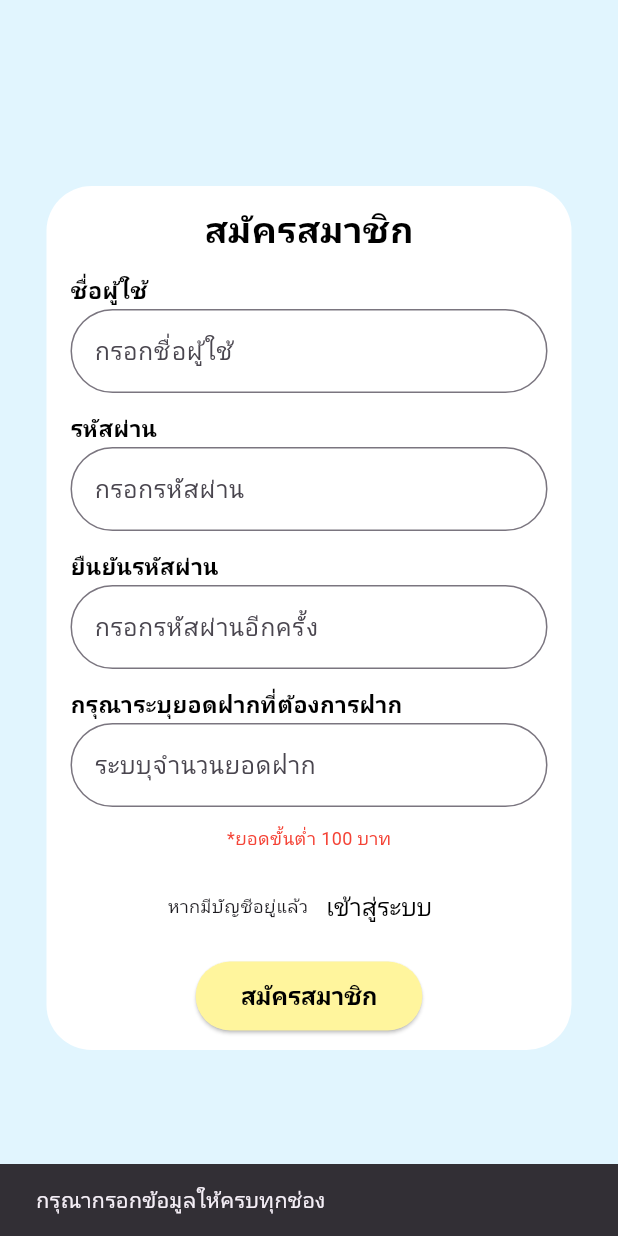
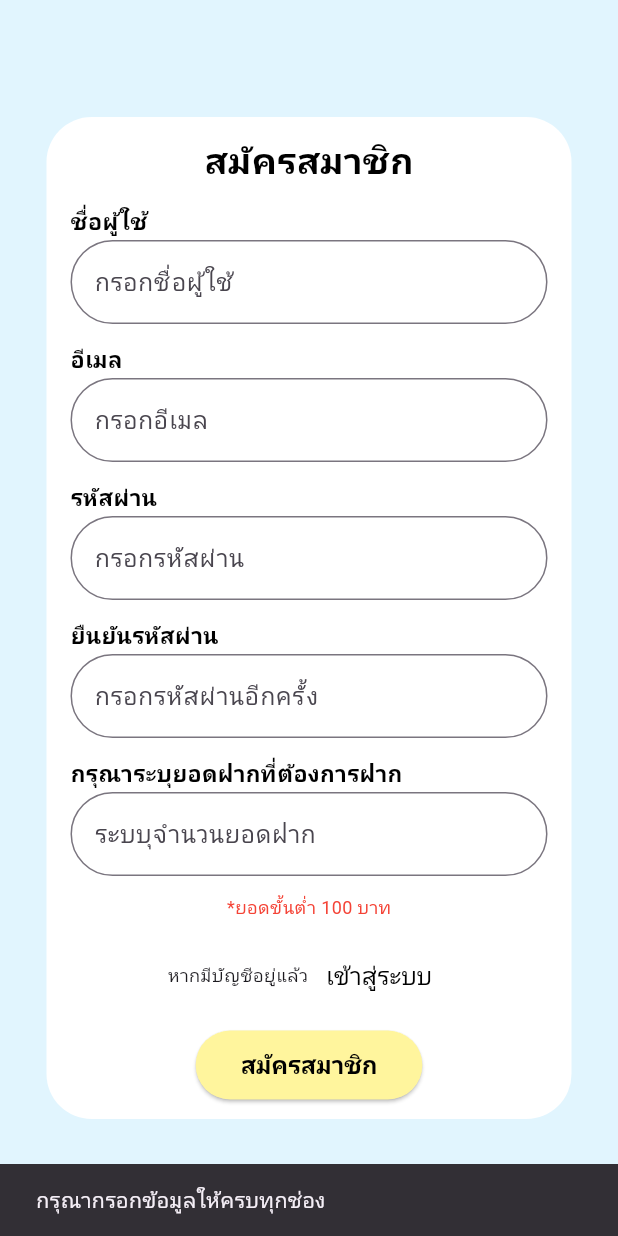
Before and after one commit to prim1112/Lotto_App, a Flutter app: the RegisterPage screen opened directly, after a tap on "สมัครสมาชิก", on a phone screen of 412 x 824 dp. Run offline on Flutter 3.47's test engine with Material 3 defaults, Android fonts, the phone set to English and light mode, and no system bars.

Commit message:
แก้ไขโค้ด login กับ register

```diff
--- a/lib/pages/login.dart
+++ b/lib/pages/login.dart
@@ -53,8 +53,8 @@ class _LoginPageState extends State<LoginPage> {
                   ),
                   const SizedBox(height: 20), // Adjusted spacing
                   buildTextField(
-                    'ชื่อผู้ใช้', // Changed to Thai to match screenshot
-                    'กรอกชื่อผู้ใช้',
+                    'อีเมล', // Changed to Thai to match screenshot
+                    'กรอกอีเมล',
                     controller: email,
                   ),
                   const SizedBox(height: 25),
@@ -166,7 +166,7 @@ class _LoginPageState extends State<LoginPage> {
     try {
       // 1. Create a request model instance
       final requestModel = LoginRequest(
-        username: email.text.trim(),
+        email: email.text.trim(),
         password: password.text.trim(),
       );
 
--- a/lib/pages/register.dart
+++ b/lib/pages/register.dart
@@ -60,6 +60,8 @@ class _RegisterPageState extends State<RegisterPage> {
           ),
           const SizedBox(height: 12), // ลดระยะห่าง
           buildTextField('ชื่อผู้ใช้', 'กรอกชื่อผู้ใช้', controller: username),
+          const SizedBox(height: 12),
+          buildTextField('อีเมล', 'กรอกอีเมล', controller: email),
           const SizedBox(height: 12),
           buildTextField(
             'รหัสผ่าน',
@@ -190,8 +192,14 @@ class _RegisterPageState extends State<RegisterPage> {
 
   // ฟังก์ชันสำหรับจัดการการลงทะเบียน
   void _register() async {
+    log('Username: "${username.text}"');
+    log('Email: "${email.text}"');
+    log('Password: "${password.text}"');
+    log('Confirm Password: "${confirmpassword.text}"');
+    log('Amount: "${amount.text}"');
     // --- 1. Input Validation ---
     if (username.text.isEmpty ||
+        email.text.isEmpty ||
         password.text.isEmpty ||
         confirmpassword.text.isEmpty ||
         amount.text.isEmpty) {
@@ -227,8 +235,9 @@ class _RegisterPageState extends State<RegisterPage> {
         headers: {'Content-Type': 'application/json'},
         body: jsonEncode({
           'username': username.text.trim(),
+          'email': email.text.trim(),
           'password': password.text.trim(),
-          'amount': depositAmount,
+          'wallet_balance': depositAmount,
         }),
       );
 
```
